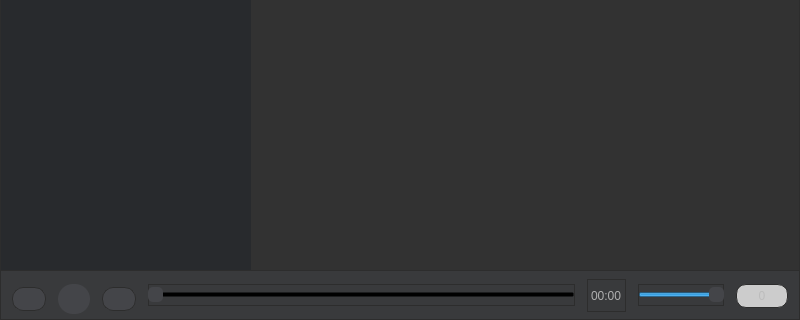
Old version of the form mainWindow/mainwindow.ui in the repository tongtianli/QtMusicPlayer; both pictures show x 0 to 800 and y 280 to 600 of the 800 by 600 pixel window.
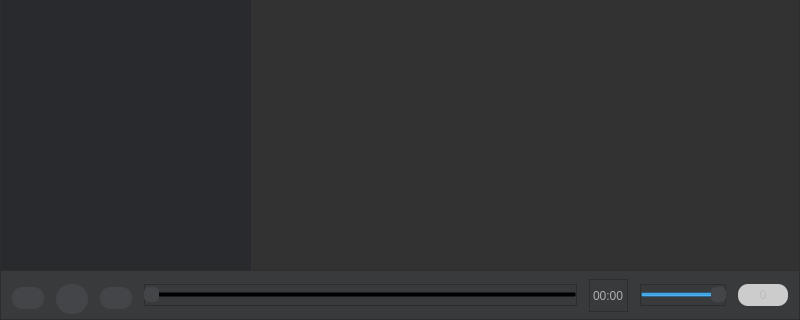
New version of the form. Icons and pictures are not drawn. Custom widgets are drawn as their Qt base class.

Commit message: online picture add to play state widget successfully also add song name and author

Diff of the .ui file:
```diff
--- a/mainWindow/mainwindow.ui
+++ b/mainWindow/mainwindow.ui
@@ -25,6 +25,14 @@
 		border: 2px solid rgb(50, 50, 50);
 		background: rgb(50, 50, 50);
 }
+QWidget{
+	border: 1px solid rgb(45, 45, 45);
+    background: rgb(57, 58, 60);
+    gridline-color: rgb(60, 60, 60);
+}
+QWidget#playStateWidget{
+	
+}
 /***********按钮************/
 QPushButton{
 
@@ -56,11 +64,7 @@
     background: rgb(57, 58, 60);
     gridline-color: rgb(60, 60, 60);
 }
-QWidget{
-	border: 1px solid rgb(45, 45, 45);
-    background: rgb(57, 58, 60);
-    gridline-color: rgb(60, 60, 60);
-}
+
 /***********TableWidget************/
 QTableWidget {
         border: 1px solid rgb(45, 45, 45);
@@ -557,8 +561,8 @@
       <widget class="QPushButton" name="btnLast">
        <property name="minimumSize">
         <size>
-         <width>24</width>
-         <height>27</height>
+         <width>22</width>
+         <height>25</height>
         </size>
        </property>
        <property name="maximumSize">
@@ -650,8 +654,8 @@
       <widget class="QPushButton" name="btnNext">
        <property name="minimumSize">
         <size>
-         <width>24</width>
-         <height>27</height>
+         <width>22</width>
+         <height>25</height>
         </size>
        </property>
        <property name="maximumSize">
@@ -777,8 +781,8 @@
       <widget class="QPushButton" name="btnOpenPlaylist">
        <property name="minimumSize">
         <size>
-         <width>52</width>
-         <height>24</height>
+         <width>50</width>
+         <height>22</height>
         </size>
        </property>
        <property name="maximumSize">
```
The commit also changes 11 other files.
